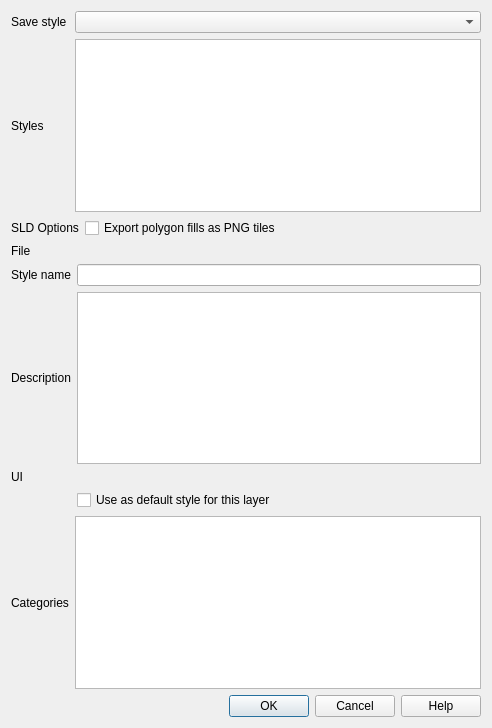
The window that src/ui/qgsmaplayersavestyledialog.ui (qgis/QGIS) describes before a commit, drawn with Qt 5.
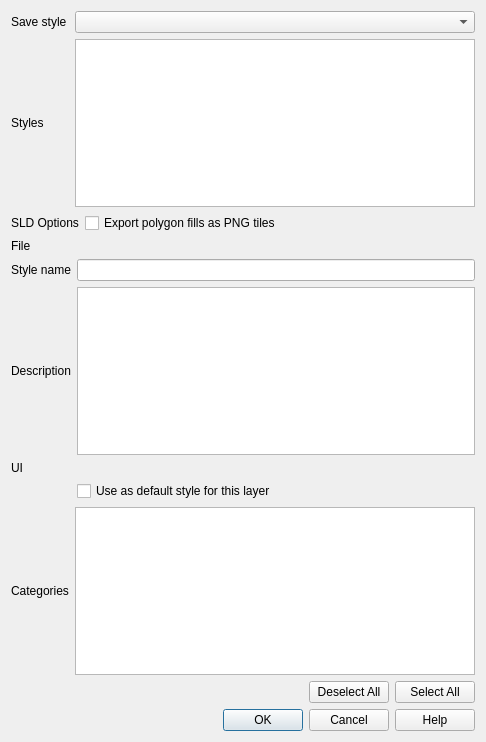
The same window after the commit. Custom widgets are drawn as their Qt base class.

Commit message: add select/deselect all stlyle categories

```diff
--- a/src/ui/qgsmaplayersavestyledialog.ui
+++ b/src/ui/qgsmaplayersavestyledialog.ui
@@ -6,8 +6,8 @@
    <rect>
     <x>0</x>
     <y>0</y>
-    <width>492</width>
-    <height>728</height>
+    <width>486</width>
+    <height>742</height>
    </rect>
   </property>
   <property name="windowTitle">
@@ -21,7 +21,7 @@
      </property>
     </widget>
    </item>
-   <item row="0" column="1">
+   <item row="0" column="1" colspan="3">
     <widget class="QComboBox" name="mStyleTypeComboBox">
      <property name="sizePolicy">
       <sizepolicy hsizetype="MinimumExpanding" vsizetype="Fixed">
@@ -38,10 +38,10 @@
      </property>
     </widget>
    </item>
-   <item row="1" column="1">
+   <item row="1" column="1" colspan="3">
     <widget class="QListWidget" name="mStylesWidget"/>
    </item>
-   <item row="2" column="0" colspan="2">
+   <item row="2" column="0" colspan="3">
     <widget class="QWidget" name="mSaveToSldWidget" native="true">
      <layout class="QFormLayout" name="formLayout">
       <property name="leftMargin">
@@ -83,10 +83,10 @@
      </property>
     </widget>
    </item>
-   <item row="3" column="1">
-    <widget class="QgsFileWidget" name="mFileWidget" native="true"/>
+   <item row="3" column="1" colspan="3">
+    <widget class="QgsFileWidget" name="mFileWidget"/>
    </item>
-   <item row="4" column="0" colspan="2">
+   <item row="4" column="0" colspan="4">
     <widget class="QWidget" name="mSaveToDbWidget" native="true">
      <layout class="QGridLayout" name="gridLayout_3">
       <property name="leftMargin">
@@ -158,17 +158,37 @@
      </property>
     </widget>
    </item>
-   <item row="5" column="1">
-    <widget class="QListView" name="mStyleCategoriesListView">
-     <property name="sizePolicy">
-      <sizepolicy hsizetype="Expanding" vsizetype="Expanding">
-       <horstretch>0</horstretch>
-       <verstretch>0</verstretch>
-      </sizepolicy>
+   <item row="5" column="1" colspan="3">
+    <widget class="QListView" name="mStyleCategoriesListView"/>
+   </item>
+   <item row="6" column="1">
+    <spacer name="horizontalSpacer">
+     <property name="orientation">
+      <enum>Qt::Horizontal</enum>
      </property>
+     <property name="sizeHint" stdset="0">
+      <size>
+       <width>185</width>
+       <height>20</height>
+      </size>
+     </property>
+    </spacer>
+   </item>
+   <item row="6" column="2">
+    <widget class="QPushButton" name="mHideAllButton">
+     <property name="text">
+      <string>Deselect All</string>
+     </property>
     </widget>
    </item>
-   <item row="6" column="0" colspan="2">
+   <item row="6" column="3">
+    <widget class="QPushButton" name="mShowAllButton">
+     <property name="text">
+      <string>Select All</string>
+     </property>
+    </widget>
+   </item>
+   <item row="7" column="0" colspan="4">
     <widget class="QDialogButtonBox" name="buttonBox">
      <property name="orientation">
       <enum>Qt::Horizontal</enum>
```
Left out of the diff: 46 changed lines with no effect on the pictures. The commit also changes 5 other files.
